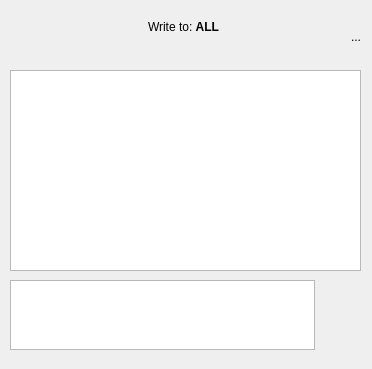
Before: the Qt Designer form src/GuiChat.ui in hwgao/beebeep, drawn with Qt 5.
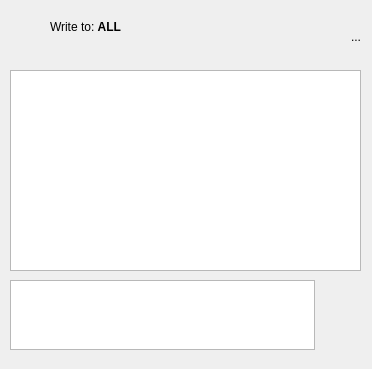
After: the same form once the commit is applied. Icons and pictures are not drawn. Custom widgets are drawn as their Qt base class.

Commit message: - MacOS X fixes

```diff
--- a/src/GuiChat.ui
+++ b/src/GuiChat.ui
@@ -199,19 +199,6 @@
     <property name="bottomMargin">
      <number>0</number>
     </property>
-    <item>
-     <spacer name="horizontalSpacer_2">
-      <property name="orientation">
-       <enum>Qt::Horizontal</enum>
-      </property>
-      <property name="sizeHint" stdset="0">
-       <size>
-        <width>62</width>
-        <height>20</height>
-       </size>
-      </property>
-     </spacer>
-    </item>
     <item>
      <widget class="QPushButton" name="mp_pbProfile">
       <property name="sizePolicy">
```
The commit also changes 2 other files.
